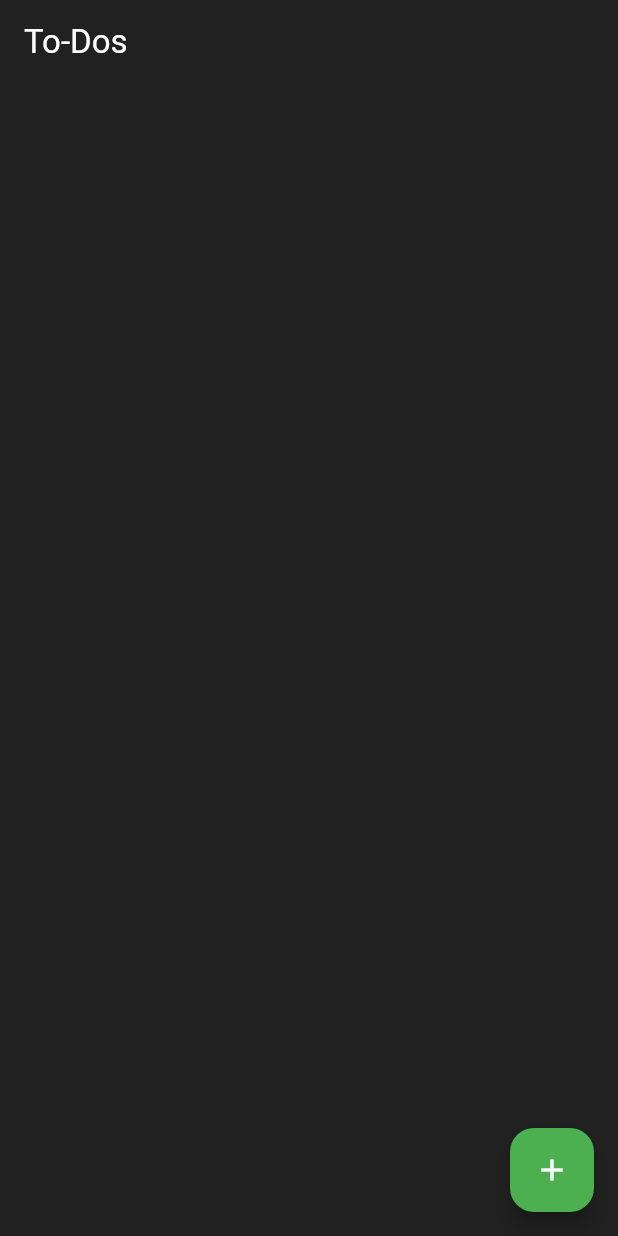
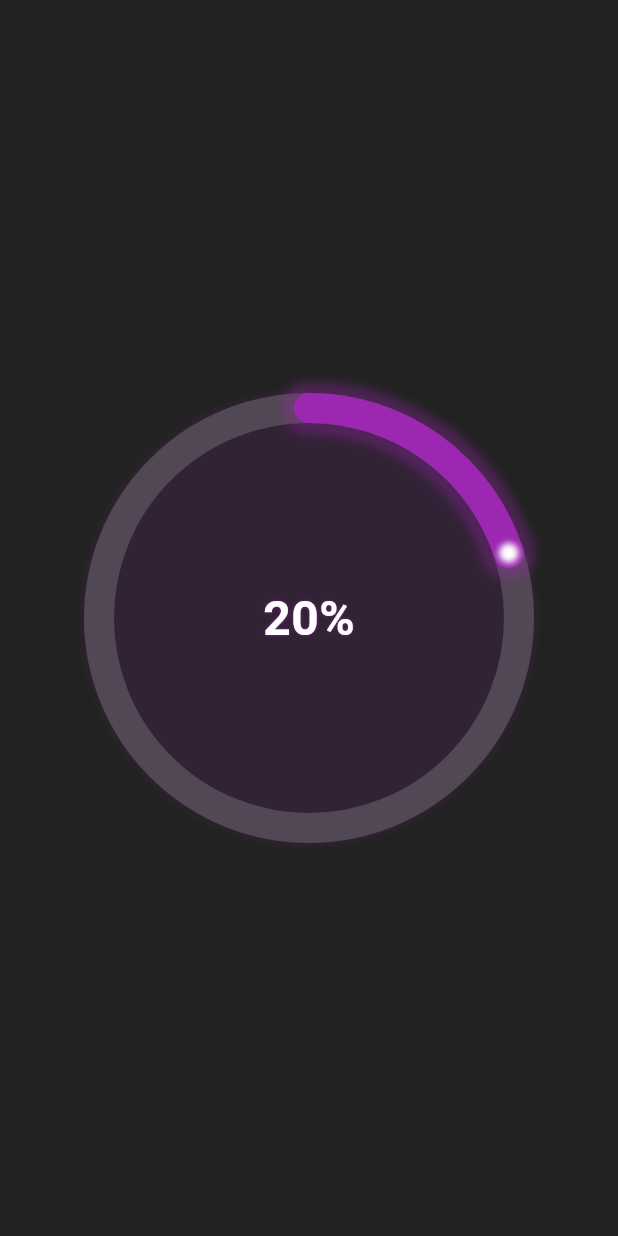
Before and after one commit to safwanjmuhammedtechnopalette/to_do, a Flutter app: the first screen one second after launch, on a phone screen of 412 x 824 dp. Run offline on Flutter 3.47's test engine with Material 3 defaults, Android fonts, the phone set to English and light mode, and no system bars; our stand-ins replace dio, flutter_riverpod, freezed_annotation, riverpod_annotation, shimmer; generated files the repository leaves out were written again.

Commit message:
circular explicit animation

```diff
--- a/lib/src/app.dart
+++ b/lib/src/app.dart
@@ -3,6 +3,7 @@ import 'package:flutter/widgets.dart';
 import 'package:flutter_riverpod/flutter_riverpod.dart';
 import 'package:to_do/src/config/theme/app_theme.dart';
 import 'package:to_do/src/feature/view/to_do_screen.dart';
+import 'package:to_do/src/feature/x/explicit_animation_demo.dart';
 
 GlobalKey<NavigatorState> navigatorKey = GlobalKey<NavigatorState>();
 
@@ -16,7 +17,7 @@ class MyApp extends StatelessWidget {
         navigatorKey: navigatorKey,
         debugShowCheckedModeBanner: false,
         theme: AppTheme.primaryTheme,
-        home: ToDoScreen(),
+        home: ExplicitAnimationDemo(),
       ),
     );
   }
--- a/lib/src/core/api_service/api_service.dart
+++ b/lib/src/core/api_service/api_service.dart
@@ -1,9 +1,7 @@
 import 'package:dio/dio.dart';
 import 'package:flutter_riverpod/flutter_riverpod.dart';
-import 'package:freezed_annotation/freezed_annotation.dart';
 import 'package:riverpod_annotation/riverpod_annotation.dart';
 import 'package:to_do/src/app.dart';
-
 import 'package:to_do/src/core/api_service/i_api_service.dart';
 import 'package:to_do/src/core/app_config.dart';
 import 'package:to_do/src/core/util/loader.dart';
@@ -43,7 +41,6 @@ class ApiService implements IApiService {
   @override
   Future<Response> get({required String path, bool showLoader = false}) async {
     return await _request(() => dio.get(path), showLoader: showLoader);
-    // return await dio.request(path, options: Options(method: 'GET'));
   }
 
   @override
--- /dev/null
+++ b/lib/src/feature/x/explicit_animation_demo.dart
@@ -0,0 +1,185 @@
+import 'dart:math';
+import 'package:flutter/material.dart';
+
+class ExplicitAnimationDemo extends StatefulWidget {
+  const ExplicitAnimationDemo({super.key});
+
+  @override
+  State<StatefulWidget> createState() => _ExplicitAnimationDemoState();
+}
+
+class _ExplicitAnimationDemoState extends State<ExplicitAnimationDemo>
+    with SingleTickerProviderStateMixin {
+  late AnimationController _controller;
+  late Animation<double> _animation;
+
+  @override
+  void initState() {
+    super.initState();
+    _controller = AnimationController(
+      vsync: this,
+      duration: const Duration(seconds: 4),
+    );
+
+    _animation = Tween<double>(begin: 0, end: 1).animate(_controller)
+      ..addListener(() {
+        setState(() {
+          // The state that has changed here is the animation object's value.
+        });
+      });
+    _controller.forward();
+
+    // Optional: Make the animation repeat
+    _controller.addStatusListener((status) {
+      if (status == AnimationStatus.completed) {
+        _controller.reset();
+        _controller.forward();
+      }
+    });
+  }
+
+  @override
+  void dispose() {
+    _controller.dispose();
+    super.dispose();
+  }
+
+  @override
+  Widget build(BuildContext context) {
+    return Scaffold(
+      backgroundColor: Colors.black87,
+      body: Center(
+        child: Container(
+          decoration: BoxDecoration(
+            shape: BoxShape.circle,
+            boxShadow: [
+              BoxShadow(
+                color: Colors.purple.withAlpha(
+                  (177 * _animation.value).toInt(),
+                ),
+                blurRadius: 20 * _animation.value,
+                spreadRadius: 5 * _animation.value,
+              ),
+            ],
+          ),
+          child: SizedBox(
+            height: 300,
+            width: 300,
+            child: CustomPaint(
+              painter: CircularProgressPainter(
+                progress: _animation.value,
+                progressColor: Colors.purple,
+                backgroundColor: Colors.grey.withOpacity(0.3),
+                strokeWidth: 20,
+                glowIntensity: _animation.value,
+              ),
+              child: Center(
+                child: Text(
+                  '${(_animation.value * 100).toInt()}%',
+                  style: TextStyle(
+                    fontSize: 32,
+                    fontWeight: FontWeight.bold,
+                    color: Colors.white,
+                    shadows: [
+                      Shadow(
+                        color: Colors.purple.withOpacity(0.7),
+                        blurRadius: 10 * _animation.value,
+                      ),
+                    ],
+                  ),
+                ),
+              ),
+            ),
+          ),
+        ),
+      ),
+    );
+  }
+}
+
+class CircularProgressPainter extends CustomPainter {
+  final double progress;
+  final Color progressColor;
+  final Color backgroundColor;
+  final double strokeWidth;
+  final double glowIntensity;
+
+  CircularProgressPainter({
+    required this.progress,
+    required this.progressColor,
+    required this.backgroundColor,
+    required this.strokeWidth,
+    required this.glowIntensity,
+  });
+
+  @override
+  void paint(Canvas canvas, Size size) {
+    final center = Offset(size.width / 2, size.height / 2);
+    final radius = min(size.width / 2, size.height / 2) - strokeWidth / 2;
+
+    // Draw background circle
+    final backgroundPaint =
+        Paint()
+          ..color = backgroundColor
+          ..style = PaintingStyle.stroke
+          ..strokeWidth = strokeWidth;
+
+    canvas.drawCircle(center, radius, backgroundPaint);
+
+    // Draw progress arc with glow
+    // First, draw the glow effect
+    final glowPaint =
+        Paint()
+          ..color = progressColor.withOpacity(0.3)
+          ..style = PaintingStyle.stroke
+          ..strokeWidth = strokeWidth * 1.8
+          ..strokeCap = StrokeCap.round
+          ..maskFilter = MaskFilter.blur(BlurStyle.normal, glowIntensity * 15);
+
+    canvas.drawArc(
+      Rect.fromCircle(center: center, radius: radius),
+      -pi / 2,
+      2 * pi * progress,
+      false,
+      glowPaint,
+    );
+
+    // Then draw the main progress arc
+    final progressPaint =
+        Paint()
+          ..color = progressColor
+          ..style = PaintingStyle.stroke
+          ..strokeWidth = strokeWidth
+          ..strokeCap = StrokeCap.round;
+
+    canvas.drawArc(
+      Rect.fromCircle(center: center, radius: radius),
+      -pi / 2, // Start from top
+      2 * pi * progress, // Draw based on progress (0 to 1)
+      false,
+      progressPaint,
+    );
+
+    // Optional: Add a small glowing dot at the end of the progress
+    if (progress > 0) {
+      final angle = -pi / 2 + (2 * pi * progress);
+      final dotPosition = Offset(
+        center.dx + radius * cos(angle),
+        center.dy + radius * sin(angle),
+      );
+
+      final dotPaint =
+          Paint()
+            ..color = Colors.white
+            ..style = PaintingStyle.fill
+            ..maskFilter = MaskFilter.blur(BlurStyle.normal, 2);
+
+      canvas.drawCircle(dotPosition, strokeWidth / 3, dotPaint);
+    }
+  }
+
+  @override
+  bool shouldRepaint(CircularProgressPainter oldDelegate) =>
+      oldDelegate.progress != progress ||
+      oldDelegate.glowIntensity != glowIntensity;
+}
```
